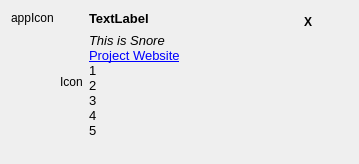
The window that src/plugins/backends/snore/notifywidget.ui (baohaojun/system-config) describes before a commit, drawn with Qt 5.
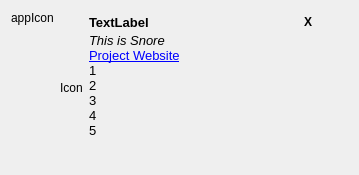
The same window after the commit. Icons and pictures are not drawn.

Commit message: Better align the title Make the title align with the close buton

Diff of the .ui file:
```diff
--- a/src/plugins/backends/snore/notifywidget.ui
+++ b/src/plugins/backends/snore/notifywidget.ui
@@ -7,7 +7,7 @@
     <x>0</x>
     <y>0</y>
     <width>359</width>
-    <height>122</height>
+    <height>175</height>
    </rect>
   </property>
   <property name="sizePolicy">
@@ -114,7 +114,7 @@
             <bool>false</bool>
            </property>
            <property name="alignment">
-            <set>Qt::AlignLeading|Qt::AlignLeft|Qt::AlignTop</set>
+            <set>Qt::AlignLeading|Qt::AlignLeft|Qt::AlignVCenter</set>
            </property>
            <property name="wordWrap">
             <bool>true</bool>
```
